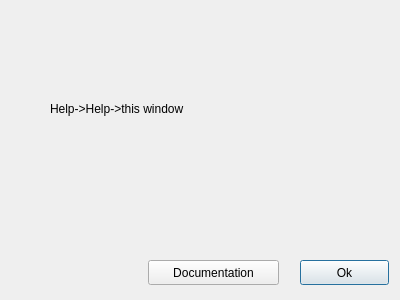
The window that GoofyLightsEditor/helpdialog.ui (CS383Team2/Goofy_Lights_Editor) describes before a commit, drawn with Qt 5.
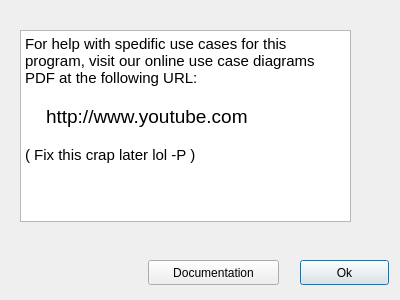
The same window after the commit.

Commit message: Play menu and Help menus are now functional.

The edit to the form file:
```diff
--- a/GoofyLightsEditor/helpdialog.ui
+++ b/GoofyLightsEditor/helpdialog.ui
@@ -13,19 +13,6 @@
   <property name="windowTitle">
    <string>Dialog</string>
   </property>
-  <widget class="QLabel" name="label">
-   <property name="geometry">
-    <rect>
-     <x>50</x>
-     <y>100</y>
-     <width>201</width>
-     <height>17</height>
-    </rect>
-   </property>
-   <property name="text">
-    <string>Help-&gt;Help-&gt;this window</string>
-   </property>
-  </widget>
   <widget class="QPushButton" name="pushButton">
    <property name="geometry">
     <rect>
@@ -52,6 +39,27 @@
     <string>Documentation</string>
    </property>
   </widget>
+  <widget class="QTextBrowser" name="textBrowser">
+   <property name="geometry">
+    <rect>
+     <x>20</x>
+     <y>30</y>
+     <width>331</width>
+     <height>192</height>
+    </rect>
+   </property>
+   <property name="html">
+    <string>&lt;!DOCTYPE HTML PUBLIC &quot;-//W3C//DTD HTML 4.0//EN&quot; &quot;http://www.w3.org/TR/REC-html40/strict.dtd&quot;&gt;
+&lt;html&gt;&lt;head&gt;&lt;meta name=&quot;qrichtext&quot; content=&quot;1&quot; /&gt;&lt;style type=&quot;text/css&quot;&gt;
+p, li { white-space: pre-wrap; }
+&lt;/style&gt;&lt;/head&gt;&lt;body style=&quot; font-family:'Ubuntu'; font-size:11pt; font-weight:400; font-style:normal;&quot;&gt;
+&lt;p style=&quot; margin-top:0px; margin-bottom:0px; margin-left:0px; margin-right:0px; -qt-block-indent:0; text-indent:0px;&quot;&gt;For help with spedific use cases for this program, visit our online use case diagrams PDF at the following URL:&lt;/p&gt;
+&lt;p style=&quot;-qt-paragraph-type:empty; margin-top:0px; margin-bottom:0px; margin-left:0px; margin-right:0px; -qt-block-indent:0; text-indent:0px;&quot;&gt;&lt;br /&gt;&lt;/p&gt;
+&lt;p style=&quot; margin-top:0px; margin-bottom:0px; margin-left:0px; margin-right:0px; -qt-block-indent:0; text-indent:0px;&quot;&gt;&lt;span style=&quot; font-size:14pt;&quot;&gt;    http://www.youtube.com&lt;/span&gt;&lt;/p&gt;
+&lt;p style=&quot;-qt-paragraph-type:empty; margin-top:0px; margin-bottom:0px; margin-left:0px; margin-right:0px; -qt-block-indent:0; text-indent:0px;&quot;&gt;&lt;br /&gt;&lt;/p&gt;
+&lt;p style=&quot; margin-top:0px; margin-bottom:0px; margin-left:0px; margin-right:0px; -qt-block-indent:0; text-indent:0px;&quot;&gt;( Fix this crap later lol -P )&lt;/p&gt;&lt;/body&gt;&lt;/html&gt;</string>
+   </property>
+  </widget>
  </widget>
  <resources/>
  <connections/>
```
Left out of the diff: 2 changed lines with no effect on the pictures. The commit also changes 10 other files.
